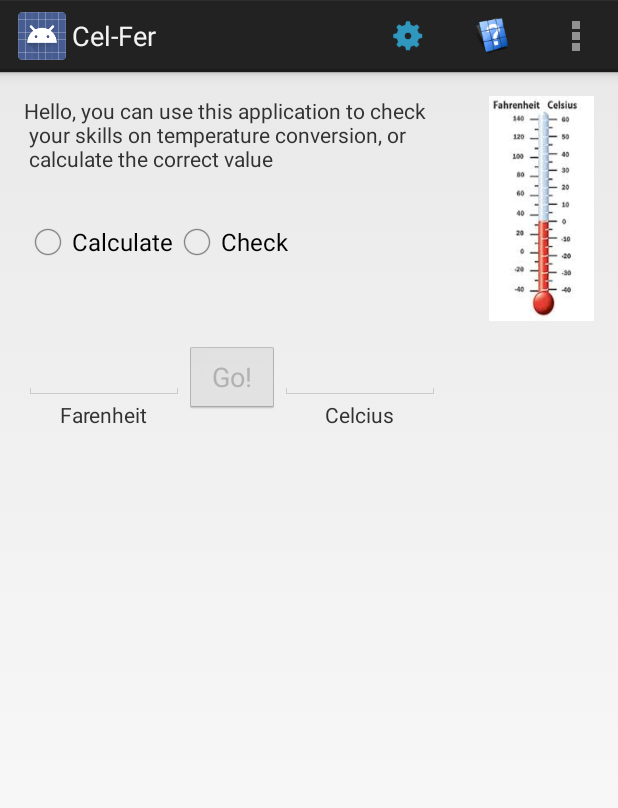
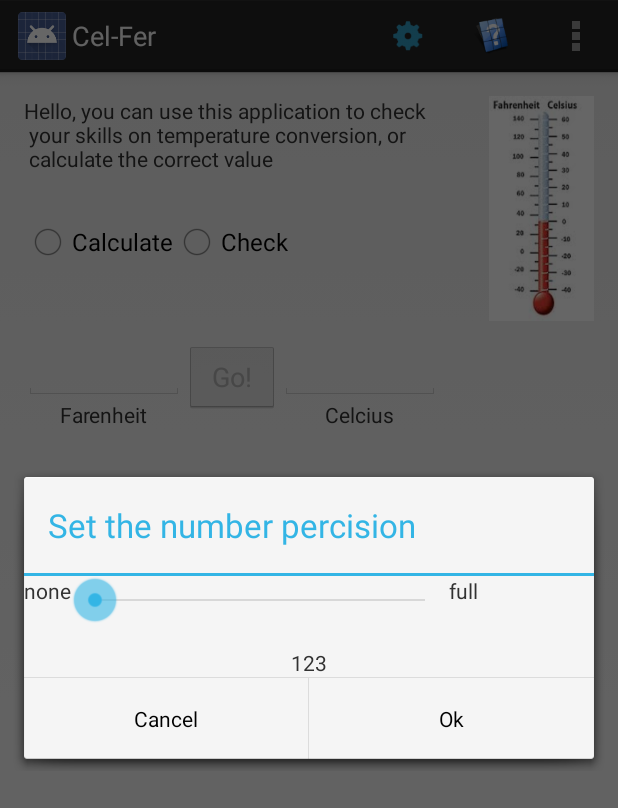
Before and after one commit to roeyshtern/Ex8, an Android app: the screen it shows after launch (MainActivity), after a tap on "settings", on a phone screen of 412 x 824 dp. Shown: the top 808 px of the screen. Run offline under Robolectric (Android 15) with nearby library versions, the phone set to English and light mode, and no system bars; plain views replace MyEditText.

Commit message:
07.02.2017

```diff
--- a/app/src/main/java/com/example/user/ex8/MainActivity.java
+++ b/app/src/main/java/com/example/user/ex8/MainActivity.java
@@ -21,7 +21,7 @@ import android.widget.EditText;
 import android.widget.RadioButton;
 import android.widget.RadioGroup;
 
-public class MainActivity extends Activity implements TextWatcher, MyDialog.ResultsListener{
+public class MainActivity extends Activity implements TextWatcher, MyDialog.ResultsListener, View.OnFocusChangeListener{
 
     public final int REQUEST_CODE = 1;
     boolean celOrFar;
@@ -34,6 +34,7 @@ public class MainActivity extends Activity implements TextWatcher, MyDialog.Resu
     RadioButton RBcheck, RBcalculate;
     int menuId = 0;
     int currentColor = 0;
+    int currentPercision = 0;
 
     @Override
     public void onCreateContextMenu(ContextMenu menu, View v, ContextMenu.ContextMenuInfo menuInfo) {
@@ -65,6 +66,9 @@ public class MainActivity extends Activity implements TextWatcher, MyDialog.Resu
                 return true;
             case R.id.action_exit:
                 MyDialog.newInstance(MyDialog.EXIT_DIALOG).show(getFragmentManager(), "exit dialog");
+                return true;
+            case R.id.action_settings:
+                MyDialog.newInstance(MyDialog.PRECISION).show(getFragmentManager(), "precision dialog");
                 return true;
             default:
                 return super.onOptionsItemSelected(item);
@@ -146,6 +150,8 @@ public class MainActivity extends Activity implements TextWatcher, MyDialog.Resu
         registerForContextMenu(ETcelcius);
         registerForContextMenu(ETfarenheit);
 
+        currentPercision = 0;
+
 
         RG.setOnCheckedChangeListener(new RadioGroup.OnCheckedChangeListener()
         {
@@ -175,7 +181,8 @@ public class MainActivity extends Activity implements TextWatcher, MyDialog.Resu
 
         ETfarenheit.addTextChangedListener(this);
         ETcelcius.addTextChangedListener(this);
-
+        ETfarenheit.setOnFocusChangeListener(this);
+        ETcelcius.setOnFocusChangeListener(this);
 
         Bgo.setOnClickListener(new View.OnClickListener() {
             @Override
@@ -192,9 +199,12 @@ public class MainActivity extends Activity implements TextWatcher, MyDialog.Resu
                 }
                 i.putExtra("farenheit", farenhiet);
                 i.putExtra("celcius", celcius);
+                i.putExtra("percision", currentPercision);
                 startActivityForResult(i,REQUEST_CODE);
             }
         });
+
+
     }
 
 
@@ -268,8 +278,32 @@ public class MainActivity extends Activity implements TextWatcher, MyDialog.Resu
                 System.exit(0);
                 break;
             }
-            case MyDialog.PRECISION:
+            case MyDialog.PRECISION: {
+                currentPercision = (int)result;
+                setViewPercision(ETcelcius);
+                setViewPercision(ETfarenheit);
                 break;
+            }
         }
     }
+     public int getCurrentPercision()
+     {
+         return currentPercision;
+     }
+
+    @Override
+    public void onFocusChange(View v, boolean hasFocus) {
+        if(!hasFocus)
+        {
+            setViewPercision(v);
+        }
+    }
+    private void setViewPercision(View v)
+    {
+        if(!((EditText)v).getText().toString().isEmpty())
+        {
+            ((EditText)v).setText(String.format("%."+currentPercision+"f", Double.parseDouble(((EditText) v).getText().toString())));
+        }
+
+    }
 }
--- a/app/src/main/java/com/example/user/ex8/MyDialog.java
+++ b/app/src/main/java/com/example/user/ex8/MyDialog.java
@@ -7,6 +7,9 @@ import android.app.DialogFragment;
 import android.content.Context;
 import android.content.DialogInterface;
 import android.os.Bundle;
+import android.view.View;
+import android.widget.SeekBar;
+import android.widget.TextView;
 
 /**
  * Created by User on 12/16/2016.
@@ -25,7 +28,7 @@ public class MyDialog extends DialogFragment {
         }
         else
         {
-            return null;
+            return buildPreciionDialog().create();
         }
     }
 
@@ -81,6 +84,47 @@ public class MyDialog extends DialogFragment {
                     }
                 });
     }
+    private AlertDialog.Builder buildPreciionDialog(){
+        final Double d = 123.0;
+        View view = getActivity().getLayoutInflater().inflate(R.layout.precision, null);
+        final TextView tv = (TextView)view.findViewById(R.id.TVAfterPoint);
+        final SeekBar sk = (SeekBar)view.findViewById(R.id.seekBar);
+        sk.setProgress(((MainActivity)getActivity()).getCurrentPercision());
+        tv.setText(String.format("%."+((MainActivity)getActivity()).getCurrentPercision()+"f", d));
+        sk.setOnSeekBarChangeListener(new SeekBar.OnSeekBarChangeListener() {
+            @Override
+            public void onProgressChanged(SeekBar seekBar, int progress, boolean fromUser) {
+                tv.setText(String.format("%."+progress+"f", d));
+            }
+
+            @Override
+            public void onStartTrackingTouch(SeekBar seekBar) {
+            }
+
+            @Override
+            public void onStopTrackingTouch(SeekBar seekBar) {
+
+            }
+        });
+
+
+        return new AlertDialog.Builder(getActivity())
+                .setTitle(R.string.precision)
+                .setView(view)
+                .setPositiveButton(R.string.Ok ,new DialogInterface.OnClickListener() {
+                    @Override
+                    public void onClick(DialogInterface dialog, int which) {
+                        listener.OnfinishDialog(requestCode, sk.getProgress());
+
+                    }
+                })
+                .setNegativeButton(R.string.cancel, new DialogInterface.OnClickListener() {
+                    @Override
+                    public void onClick(DialogInterface dialog, int which) {
+                        dismiss();
+                    }
+                });
+    }
     public interface ResultsListener
     {
         public void OnfinishDialog(int requestCode, Object result);
--- a/app/src/main/res/layout/precision.xml
+++ b/app/src/main/res/layout/precision.xml
@@ -9,28 +9,31 @@
         android:orientation="vertical">
 
         <LinearLayout
-            android:layout_width="wrap_content"
-            android:layout_height="wrap_content"
+            android:layout_width="384dp"
+            android:layout_height="48dp"
             android:orientation="horizontal">
             <TextView
-                android:text="TextView"
+                android:text="@string/none"
                 android:layout_width="wrap_content"
                 android:layout_height="wrap_content"
                 android:id="@+id/TvNone" />
 
             <SeekBar
-                android:layout_width="match_parent"
+                android:layout_width="252dp"
                 android:layout_height="wrap_content"
+                android:max="4"
                 android:id="@+id/seekBar" />
             <TextView
-                android:text="TextView"
+                android:text="@string/Full"
                 android:layout_width="wrap_content"
                 android:layout_height="wrap_content"
                 android:id="@+id/TVFull" />
         </LinearLayout>
+
         <TextView
-            android:text="TextView"
-            android:layout_width="match_parent"
+            android:text="123"
+            android:layout_gravity="center"
+            android:layout_width="wrap_content"
             android:layout_height="wrap_content"
             android:id="@+id/TVAfterPoint" />
 
--- a/app/src/main/res/values/strings.xml
+++ b/app/src/main/res/values/strings.xml
@@ -12,4 +12,9 @@
     <string name="yes">yes</string>
     <string name="no">no</string>
     <string name="host">Hosting activity must imlements the interface ResultListerner</string>
+    <string name="precision">Set the number percision</string>
+    <string name="cancel">Cancel</string>
+    <string name="Ok">Ok</string>
+    <string name="none">none</string>
+    <string name="Full">full</string>
 </resources>
```
Also changed, not shown: app/src/main/java/com/example/user/ex8/CalcActivity.java (+5 -3 lines).
